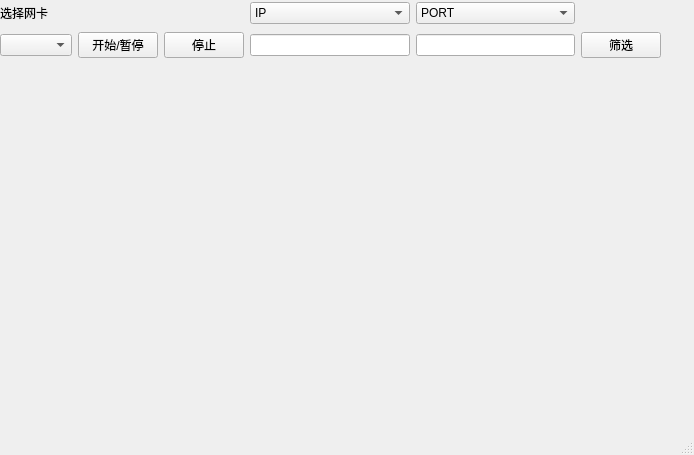
Above: sniff.ui from liqingying/work1 before the change. Below: the same form after it.
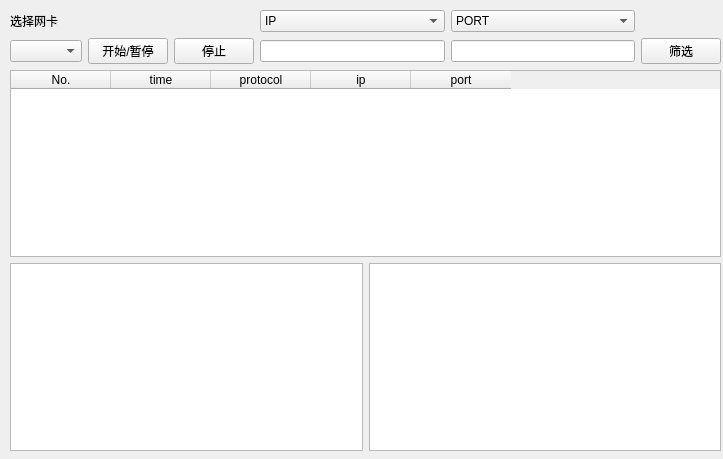
That is the form after the change.

Commit message: 初步设计好ui

```diff
--- a/sniff.ui
+++ b/sniff.ui
@@ -6,8 +6,8 @@
    <rect>
     <x>0</x>
     <y>0</y>
-    <width>694</width>
-    <height>455</height>
+    <width>723</width>
+    <height>459</height>
    </rect>
   </property>
   <property name="windowTitle">
@@ -17,12 +17,14 @@
    <widget class="QWidget" name="">
     <property name="geometry">
      <rect>
-      <x>0</x>
-      <y>0</y>
-      <width>661</width>
-      <height>61</height>
+      <x>10</x>
+      <y>10</y>
+      <width>711</width>
+      <height>441</height>
      </rect>
     </property>
+    <layout class="QVBoxLayout" name="verticalLayout">
+     <item>
     <layout class="QGridLayout" name="gridLayout_2">
      <item row="0" column="0" colspan="3">
       <widget class="QLabel" name="label">
@@ -80,9 +82,49 @@
       </widget>
      </item>
     </layout>
-   </widget>
-  </widget>
-  <widget class="QStatusBar" name="statusbar"/>
+     </item>
+     <item>
+      <widget class="QTableWidget" name="tableWidget">
+       <column>
+        <property name="text">
+         <string>No.</string>
+        </property>
+       </column>
+       <column>
+        <property name="text">
+         <string>time</string>
+        </property>
+       </column>
+       <column>
+        <property name="text">
+         <string>protocol</string>
+        </property>
+       </column>
+       <column>
+        <property name="text">
+         <string>ip</string>
+        </property>
+       </column>
+       <column>
+        <property name="text">
+         <string>port</string>
+        </property>
+       </column>
+      </widget>
+     </item>
+     <item>
+      <layout class="QHBoxLayout" name="horizontalLayout">
+       <item>
+        <widget class="QTextEdit" name="textEdit"/>
+       </item>
+       <item>
+        <widget class="QTextEdit" name="textEdit_2"/>
+       </item>
+      </layout>
+     </item>
+    </layout>
+   </widget>
+  </widget>
  </widget>
  <resources/>
  <connections/>
```
Lines whose indentation alone changed are shown as unchanged. The commit also changes 2 other files.
